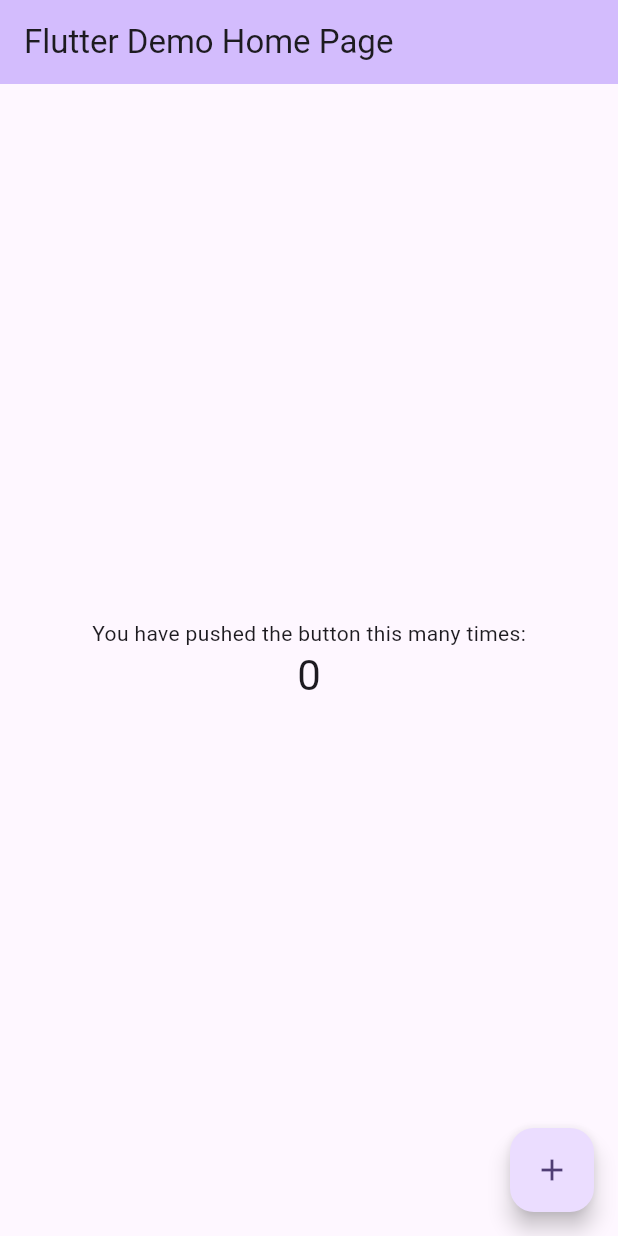
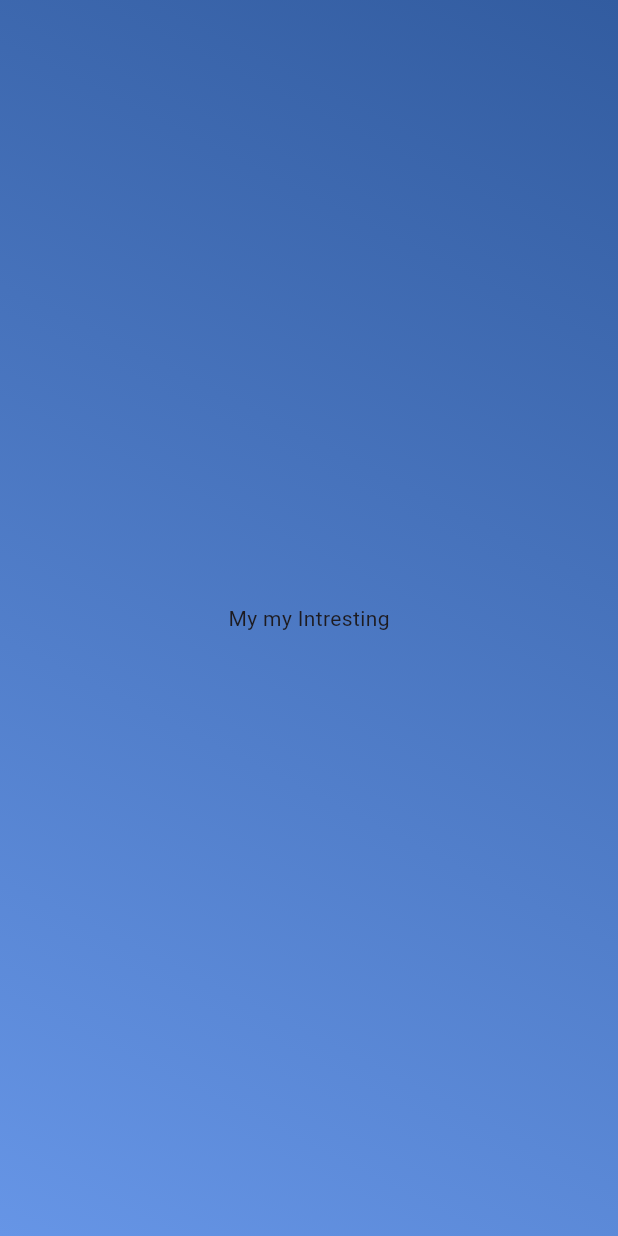
Before and after one commit to udaytiwari22/Dice-Roller, a Flutter app: the screen it shows after launch, on a phone screen of 412 x 824 dp. Run offline on Flutter 3.47's test engine with Material 3 defaults, Android fonts, the light colour scheme and no system bars.

Commit message:
First Modification

```diff
--- a/lib/main.dart
+++ b/lib/main.dart
@@ -1,125 +1,25 @@
 import 'package:flutter/material.dart';
 
 void main() {
-  runApp(const MyApp());
-}
-
-class MyApp extends StatelessWidget {
-  const MyApp({super.key});
-
-  // This widget is the root of your application.
-  @override
-  Widget build(BuildContext context) {
-    return MaterialApp(
-      title: 'Flutter Demo',
-      theme: ThemeData(
-        // This is the theme of your application.
-        //
-        // TRY THIS: Try running your application with "flutter run". You'll see
-        // the application has a purple toolbar. Then, without quitting the app,
-        // try changing the seedColor in the colorScheme below to Colors.green
-        // and then invoke "hot reload" (save your changes or press the "hot
-        // reload" button in a Flutter-supported IDE, or press "r" if you used
-        // the command line to start the app).
-        //
-        // Notice that the counter didn't reset back to zero; the application
-        // state is not lost during the reload. To reset the state, use hot
-        // restart instead.
-        //
-        // This works for code too, not just values: Most code changes can be
-        // tested with just a hot reload.
-        colorScheme: ColorScheme.fromSeed(seedColor: Colors.deepPurple),
-        useMaterial3: true,
-      ),
-      home: const MyHomePage(title: 'Flutter Demo Home Page'),
-    );
-  }
-}
-
-class MyHomePage extends StatefulWidget {
-  const MyHomePage({super.key, required this.title});
-
-  // This widget is the home page of your application. It is stateful, meaning
-  // that it has a State object (defined below) that contains fields that affect
-  // how it looks.
-
-  // This class is the configuration for the state. It holds the values (in this
-  // case the title) provided by the parent (in this case the App widget) and
-  // used by the build method of the State. Fields in a Widget subclass are
-  // always marked "final".
-
-  final String title;
-
-  @override
-  State<MyHomePage> createState() => _MyHomePageState();
-}
-
-class _MyHomePageState extends State<MyHomePage> {
-  int _counter = 0;
-
-  void _incrementCounter() {
-    setState(() {
-      // This call to setState tells the Flutter framework that something has
-      // changed in this State, which causes it to rerun the build method below
-      // so that the display can reflect the updated values. If we changed
-      // _counter without calling setState(), then the build method would not be
-      // called again, and so nothing would appear to happen.
-      _counter++;
-    });
-  }
-
-  @override
-  Widget build(BuildContext context) {
-    // This method is rerun every time setState is called, for instance as done
-    // by the _incrementCounter method above.
-    //
-    // The Flutter framework has been optimized to make rerunning build methods
-    // fast, so that you can just rebuild anything that needs updating rather
-    // than having to individually change instances of widgets.
-    return Scaffold(
-      appBar: AppBar(
-        // TRY THIS: Try changing the color here to a specific color (to
-        // Colors.amber, perhaps?) and trigger a hot reload to see the AppBar
-        // change color while the other colors stay the same.
-        backgroundColor: Theme.of(context).colorScheme.inversePrimary,
-        // Here we take the value from the MyHomePage object that was created by
-        // the App.build method, and use it to set our appbar title.
-        title: Text(widget.title),
-      ),
-      body: Center(
-        // Center is a layout widget. It takes a single child and positions it
-        // in the middle of the parent.
-        child: Column(
-          // Column is also a layout widget. It takes a list of children and
-          // arranges them vertically. By default, it sizes itself to fit its
-          // children horizontally, and tries to be as tall as its parent.
-          //
-          // Column has various properties to control how it sizes itself and
-          // how it positions its children. Here we use mainAxisAlignment to
-          // center the children vertically; the main axis here is the vertical
-          // axis because Columns are vertical (the cross axis would be
-          // horizontal).
-          //
-          // TRY THIS: Invoke "debug painting" (choose the "Toggle Debug Paint"
-          // action in the IDE, or press "p" in the console), to see the
-          // wireframe for each widget.
-          mainAxisAlignment: MainAxisAlignment.center,
-          children: <Widget>[
-            const Text(
-              'You have pushed the button this many times:',
+  runApp(
+    MaterialApp(
+      home: Scaffold(
+        body: Container(
+          decoration: const BoxDecoration(
+            gradient: LinearGradient(
+              colors: [
+                Color.fromARGB(255, 50, 92, 160),
+                Color.fromARGB(255, 102, 149, 230)
+              ],
+              begin: Alignment.topRight,
+              end: Alignment.bottomLeft,
             ),
-            Text(
-              '$_counter',
-              style: Theme.of(context).textTheme.headlineMedium,
-            ),
-          ],
+          ),
+          child: const Center(
+            child: Text('My my Intresting'),
+          ),
         ),
       ),
-      floatingActionButton: FloatingActionButton(
-        onPressed: _incrementCounter,
-        tooltip: 'Increment',
-        child: const Icon(Icons.add),
-      ), // This trailing comma makes auto-formatting nicer for build methods.
-    );
-  }
+    ),
+  );
 }
```
